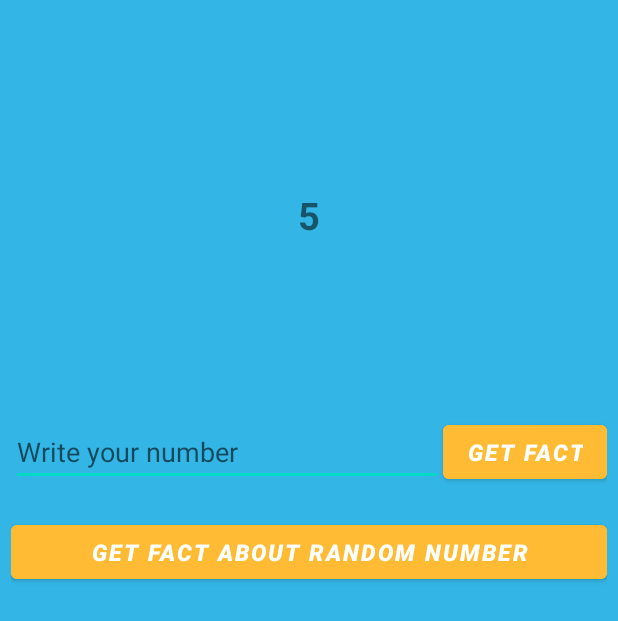
After one commit to SergeyBalchenko/FactsAboutNumber, an Android app: the layout fragment_choose_number.xml on its own in the app's theme, with its tools: preview values and no code run, on a phone screen of 412 x 824 dp. The commit adds this screen. Shown: the top 621 px of the screen. Run offline under Robolectric (Android 15) with nearby library versions, the phone set to English and light mode, and no system bars.

Commit message:
Base UI setup

```diff
--- a/app/build.gradle
+++ b/app/build.gradle
@@ -16,7 +16,9 @@ android {
 
         testInstrumentationRunner "androidx.test.runner.AndroidJUnitRunner"
     }
-
+    buildFeatures {
+        viewBinding true
+    }
     buildTypes {
         release {
             minifyEnabled false
--- a/app/src/main/AndroidManifest.xml
+++ b/app/src/main/AndroidManifest.xml
@@ -3,6 +3,7 @@
     xmlns:tools="http://schemas.android.com/tools">
 
     <application
+        android:name=".App"
         android:allowBackup="true"
         android:dataExtractionRules="@xml/data_extraction_rules"
         android:fullBackupContent="@xml/backup_rules"
--- /dev/null
+++ b/app/src/main/java/com/example/factsaboutnumber/screen/chooseNumber/ChooseNumberViewModel.kt
@@ -0,0 +1,6 @@
+package com.example.factsaboutnumber.screen.chooseNumber
+
+import androidx.lifecycle.ViewModel
+
+class ChooseNumberViewModel: ViewModel() {
+}
--- /dev/null
+++ b/app/src/main/java/com/example/factsaboutnumber/screen/infoNumber/InfoNumberViewModel.kt
@@ -0,0 +1,6 @@
+package com.example.factsaboutnumber.screen.infoNumber
+
+import androidx.lifecycle.ViewModel
+
+class InfoNumberViewModel: ViewModel() {
+}
--- /dev/null
+++ b/app/src/main/res/layout/fragment_choose_number.xml
@@ -0,0 +1,77 @@
+<?xml version="1.0" encoding="utf-8"?>
+<androidx.constraintlayout.widget.ConstraintLayout xmlns:android="http://schemas.android.com/apk/res/android"
+    xmlns:app="http://schemas.android.com/apk/res-auto"
+    xmlns:tools="http://schemas.android.com/tools"
+    android:layout_width="match_parent"
+    android:layout_height="match_parent"
+    android:background="@android:color/holo_blue_light"
+    android:padding="7dp"
+    tools:context=".MainActivity">
+
+    <TextView
+        android:id="@+id/textView"
+        android:layout_width="wrap_content"
+        android:layout_height="wrap_content"
+        android:text="5"
+        android:textSize="25sp"
+        android:textStyle="bold"
+        app:layout_constraintBottom_toTopOf="@+id/ed_number"
+        app:layout_constraintEnd_toEndOf="parent"
+        app:layout_constraintStart_toStartOf="parent"
+        app:layout_constraintTop_toTopOf="parent" />
+
+    <EditText
+        android:id="@+id/ed_number"
+        android:layout_width="0dp"
+        android:layout_height="wrap_content"
+        android:layout_marginBottom="20dp"
+        android:gravity="start"
+        android:hint="Write your number"
+        app:layout_constraintBottom_toTopOf="@+id/btn_random"
+        app:layout_constraintEnd_toStartOf="@+id/btn_fact"
+        app:layout_constraintStart_toStartOf="parent" />
+
+    <Button
+        android:id="@+id/btn_fact"
+        android:layout_width="wrap_content"
+        android:layout_height="wrap_content"
+        android:backgroundTint="@android:color/holo_orange_light"
+        android:layout_marginBottom="20dp"
+        android:text="Get fact"
+        android:textSize="15sp"
+        android:textStyle="italic|bold"
+        app:layout_constraintBottom_toTopOf="@+id/btn_random"
+        app:layout_constraintEnd_toEndOf="parent"
+        app:layout_constraintStart_toEndOf="@+id/ed_number"
+        app:layout_constraintTop_toTopOf="@+id/ed_number" />
+
+    <Button
+        android:id="@+id/btn_random"
+        android:layout_width="0dp"
+        android:layout_height="wrap_content"
+        android:layout_marginBottom="20dp"
+        android:backgroundTint="@android:color/holo_orange_light"
+        android:text="Get fact about random number"
+        android:textSize="15sp"
+        android:textStyle="italic|bold"
+        app:layout_constraintBottom_toBottomOf="@id/guideline_middle"
+        app:layout_constraintEnd_toEndOf="parent"
+        app:layout_constraintStart_toStartOf="parent" />
+
+    <androidx.constraintlayout.widget.Guideline
+        android:id="@+id/guideline_middle"
+        android:layout_width="wrap_content"
+        android:layout_height="wrap_content"
+        android:orientation="horizontal"
+        app:layout_constraintGuide_percent="0.5" />
+
+    <androidx.recyclerview.widget.RecyclerView
+        android:id="@+id/rv_history_number"
+        android:layout_width="match_parent"
+        android:layout_height="0dp"
+        app:layout_constraintBottom_toBottomOf="parent"
+        app:layout_constraintEnd_toEndOf="parent"
+        app:layout_constraintStart_toStartOf="parent"
+        app:layout_constraintTop_toTopOf="@id/guideline_middle" />
+
+</androidx.constraintlayout.widget.ConstraintLayout>
--- a/app/src/main/res/layout/fragment_info_number.xml
+++ b/app/src/main/res/layout/fragment_info_number.xml
@@ -3,7 +3,7 @@
     xmlns:tools="http://schemas.android.com/tools"
     android:layout_width="match_parent"
     android:layout_height="match_parent"
-    tools:context=".InfoNumberFragment"
+    tools:context=".screen.infoNumber.InfoNumberFragment"
     android:padding="7dp"
     android:background="@android:color/holo_blue_light">
 
@@ -17,7 +17,6 @@
         android:layout_width="wrap_content"
         android:layout_height="wrap_content"
         android:backgroundTint="@color/black"
-        android:background="@drawable/icon_back"
-        android:backgroundTintMode="add" />
+        android:background="@drawable/icon_back" />
 
 </FrameLayout>
```
Also changed, not shown: app/src/main/java/com/example/factsaboutnumber/App.kt (added, +10 -0 lines), app/src/main/java/com/example/factsaboutnumber/InfoNumberFragment.kt (deleted, +0 -59 lines), app/src/main/java/com/example/factsaboutnumber/MainActivity.kt (+17 -1 lines), app/src/main/java/com/example/factsaboutnumber/screen/chooseNumber/ChooseNumberFragment.kt (added, +11 -0 lines), app/src/main/java/com/example/factsaboutnumber/screen/infoNumber/InfoNumberFragment.kt (added, +17 -0 lines), app/src/main/res/layout/activity_main.xml (+9 -58 lines).
